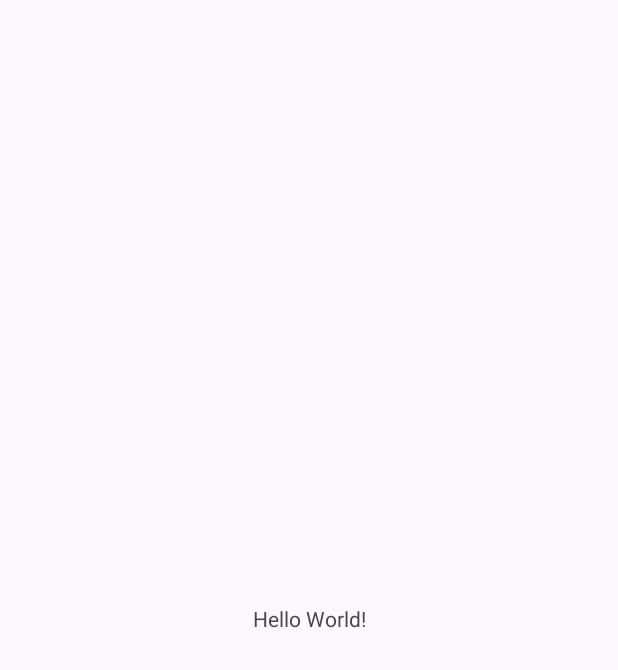
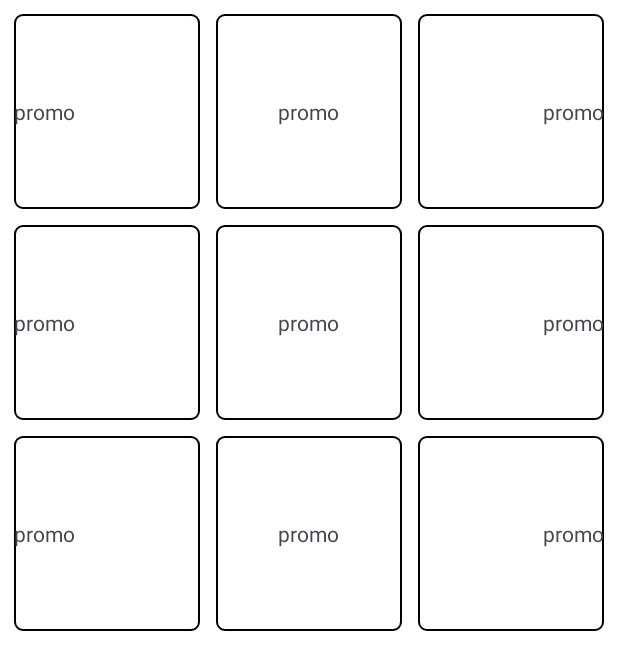
Before and after one commit to h160799/momo_interview, an Android app: the screen it shows after launch (MainActivity), on a phone screen of 412 x 824 dp. Before the commit the part shown is almost empty. Shown: the top 670 px of the screen. Run offline under Robolectric (Android 15) with nearby library versions, the phone set to English and light mode, and no system bars.

Commit message:
add recyclerView header

```diff
--- a/app/build.gradle
+++ b/app/build.gradle
@@ -6,6 +6,10 @@ plugins {
 android {
     namespace 'com.example.momo_interview'
     compileSdk 33
+
+    viewBinding {
+        enabled = true
+    }
 
     defaultConfig {
         applicationId "com.example.momo_interview"
--- a/app/src/main/java/com/example/momo_interview/MainActivity.kt
+++ b/app/src/main/java/com/example/momo_interview/MainActivity.kt
@@ -2,10 +2,30 @@ package com.example.momo_interview
 
 import androidx.appcompat.app.AppCompatActivity
 import android.os.Bundle
+import androidx.recyclerview.widget.LinearLayoutManager
+import androidx.recyclerview.widget.RecyclerView
+import com.example.momo_interview.databinding.ActivityMainBinding
 
 class MainActivity : AppCompatActivity() {
+
+    private lateinit var binding: ActivityMainBinding
+
     override fun onCreate(savedInstanceState: Bundle?) {
         super.onCreate(savedInstanceState)
-        setContentView(R.layout.activity_main)
+        binding = ActivityMainBinding.inflate(layoutInflater)
+        setContentView(binding.root)
+
+        val recyclerView: RecyclerView = binding.recyclerView
+        val screenWidth = resources.displayMetrics.widthPixels
+
+        // 設置 RecyclerView 的 layoutManager
+        val layoutManager = LinearLayoutManager(this)
+        recyclerView.layoutManager = layoutManager
+
+        // 創建 Adapter 並將 GridLayout 作為標題加入
+        val headerData = listOf("promo", "promo", "promo", "promo", "promo", "promo", "promo", "promo", "promo")
+        val itemData = listOf("1", "2", "3", "4", "5", "6", "7", "8", "9")
+        val adapter = MainAdapter(headerData,itemData,screenWidth)
+        recyclerView.adapter = adapter
     }
 }
--- /dev/null
+++ b/app/src/main/java/com/example/momo_interview/MainAdapter.kt
@@ -0,0 +1,114 @@
+package com.example.momo_interview
+
+import android.graphics.Color
+import android.view.Gravity
+import android.view.LayoutInflater
+import android.view.View
+import android.view.ViewGroup
+import android.widget.FrameLayout
+import android.widget.GridLayout
+import android.widget.TextView
+import androidx.recyclerview.widget.RecyclerView
+import com.example.momo_interview.databinding.HeaderGridLayoutBinding
+import com.example.momo_interview.databinding.ItemLayoutBinding
+
+class MainAdapter (private val headerData: List<String>, private val itemData: List<String>, private val screenWidth: Int) :
+    RecyclerView.Adapter<RecyclerView.ViewHolder>() {
+
+    private val HEADER_VIEW_TYPE = 0
+    private val ITEM_VIEW_TYPE = 1
+
+    override fun onCreateViewHolder(parent: ViewGroup, viewType: Int): RecyclerView.ViewHolder {
+        val inflater = LayoutInflater.from(parent.context)
+        return when (viewType) {
+            HEADER_VIEW_TYPE -> {
+                val binding = HeaderGridLayoutBinding.inflate(inflater, parent, false)
+                HeaderViewHolder(binding.root)
+            }
+            else -> {
+                val binding = ItemLayoutBinding.inflate(inflater, parent, false)
+
+                ItemViewHolder(binding.root)
+
+            }
+        }
+    }
+
+    override fun onBindViewHolder(holder: RecyclerView.ViewHolder, position: Int) {
+        when (holder) {
+            is HeaderViewHolder -> {
+                // 處理 header 的內容
+                holder.bind(headerData, screenWidth)
+            }
+            is ItemViewHolder -> {
+                // 處理 item 的內容
+                holder.bind(itemData)  // 注意減去 header 的位置
+            }
+        }
+    }
+
+    override fun getItemCount(): Int = itemData.size + 1  // 考慮加上 header
+
+    override fun getItemViewType(position: Int): Int {
+        return if (position == 0) HEADER_VIEW_TYPE else ITEM_VIEW_TYPE
+    }
+
+    class HeaderViewHolder(itemView: View) : RecyclerView.ViewHolder(itemView) {
+        private val binding = HeaderGridLayoutBinding.bind(itemView)
+
+        fun bind(headerData: List<String>, screenWidth: Int) {
+            val gridLayout = binding.gridLayout
+            gridLayout.removeAllViews()
+
+            val columnCount = 3
+            val cellMargin = 8
+            val screenWidthWithoutMargins = screenWidth - (columnCount + 1) * cellMargin
+            val cellSize = screenWidthWithoutMargins / columnCount
+
+            for (i in 0 until columnCount) {
+                for (j in 0 until columnCount) {
+                    val cellLayout = FrameLayout(gridLayout.context)
+                    val textView = TextView(cellLayout.context)
+                    textView.text = headerData[i * columnCount + j]
+
+                    val cellLayoutParams = GridLayout.LayoutParams()
+                    cellLayoutParams.width = 0
+                    cellLayoutParams.height = cellSize
+                    cellLayoutParams.columnSpec = GridLayout.spec(j, 1f)
+                    cellLayoutParams.rowSpec = GridLayout.spec(i)
+                    cellLayoutParams.setMargins(cellMargin, cellMargin, cellMargin, cellMargin)
+                    cellLayout.layoutParams = cellLayoutParams
+                    cellLayout.setBackgroundResource(R.drawable.grid_layout_text_background)
+
+                    val params = FrameLayout.LayoutParams(
+                        FrameLayout.LayoutParams.WRAP_CONTENT,
+                        FrameLayout.LayoutParams.WRAP_CONTENT
+                    )
+                    when (j) {
+                        0 -> params.gravity = Gravity.START or Gravity.CENTER_VERTICAL
+                        1 -> params.gravity = Gravity.CENTER
+                        2 -> params.gravity = Gravity.END or Gravity.CENTER_VERTICAL
+                    }
+
+                    textView.layoutParams = params
+
+                    cellLayout.addView(textView)
+                    gridLayout.addView(cellLayout)
+                }
+            }
+        }
+    }
+
+
+    class ItemViewHolder(itemView: View) : RecyclerView.ViewHolder(itemView) {
+        private val binding = ItemLayoutBinding.bind(itemView)
+
+        fun bind(itemData: List<String>) {
+            for (i in itemData){
+                binding.text.text = i
+
+            }
+
+        }
+    }
+}
--- /dev/null
+++ b/app/src/main/java/com/example/momo_interview/MainViewModel.kt
@@ -0,0 +1,4 @@
+package com.example.momo_interview
+
+class MainViewModel {
+}
--- /dev/null
+++ b/app/src/main/res/drawable/grid_layout_text_background.xml
@@ -0,0 +1,19 @@
+<?xml version="1.0" encoding="utf-8"?>
+<selector xmlns:android="http://schemas.android.com/apk/res/android">
+    <item>
+        <shape>
+
+            <solid android:color="#ffffff" />
+            <stroke android:width="1dp"
+                android:color="@color/black">
+            </stroke>
+            <corners
+                android:topLeftRadius="5dp"
+                android:topRightRadius="5dp"
+                android:bottomLeftRadius="5dp"
+                android:bottomRightRadius="5dp"/>
+
+        </shape>
+    </item>
+
+</selector>
--- a/app/src/main/res/layout/activity_main.xml
+++ b/app/src/main/res/layout/activity_main.xml
@@ -4,15 +4,13 @@
     xmlns:tools="http://schemas.android.com/tools"
     android:layout_width="match_parent"
     android:layout_height="match_parent"
+    android:background="@color/white"
     tools:context=".MainActivity">
 
-    <TextView
-        android:layout_width="wrap_content"
-        android:layout_height="wrap_content"
-        android:text="Hello World!"
-        app:layout_constraintBottom_toBottomOf="parent"
-        app:layout_constraintEnd_toEndOf="parent"
-        app:layout_constraintStart_toStartOf="parent"
-        app:layout_constraintTop_toTopOf="parent" />
+
+    <androidx.recyclerview.widget.RecyclerView
+        android:id="@+id/recyclerView"
+        android:layout_width="match_parent"
+        android:layout_height="match_parent"/>
 
 </androidx.constraintlayout.widget.ConstraintLayout>
--- /dev/null
+++ b/app/src/main/res/layout/header_grid_layout.xml
@@ -0,0 +1,19 @@
+<?xml version="1.0" encoding="utf-8"?>
+<androidx.constraintlayout.widget.ConstraintLayout
+    xmlns:android="http://schemas.android.com/apk/res/android"
+    android:layout_width="match_parent"
+    android:layout_height="match_parent"
+    android:layout_margin="4dp"
+    xmlns:app="http://schemas.android.com/apk/res-auto">
+    <GridLayout
+        android:id="@+id/gridLayout"
+        android:layout_width="0dp"
+        android:layout_height="wrap_content"
+        app:layout_constraintStart_toStartOf="parent"
+        app:layout_constraintEnd_toEndOf="parent"
+        app:layout_constraintTop_toTopOf="parent"
+        android:columnCount="3"
+        android:rowCount="3">
+
+    </GridLayout>
+</androidx.constraintlayout.widget.ConstraintLayout>
--- /dev/null
+++ b/app/src/main/res/layout/item_layout.xml
@@ -0,0 +1,18 @@
+<?xml version="1.0" encoding="utf-8"?>
+<androidx.constraintlayout.widget.ConstraintLayout
+    xmlns:android="http://schemas.android.com/apk/res/android"
+    android:layout_width="match_parent"
+    android:layout_height="match_parent"
+    xmlns:app="http://schemas.android.com/apk/res-auto">
+
+    <TextView
+        android:id="@+id/text"
+        android:layout_width="match_parent"
+        android:layout_height="wrap_content"
+        app:layout_constraintTop_toTopOf="parent"
+        app:layout_constraintBottom_toBottomOf="parent"
+        app:layout_constraintStart_toStartOf="parent"
+        app:layout_constraintEnd_toEndOf="parent"
+        />
+
+</androidx.constraintlayout.widget.ConstraintLayout>
```
